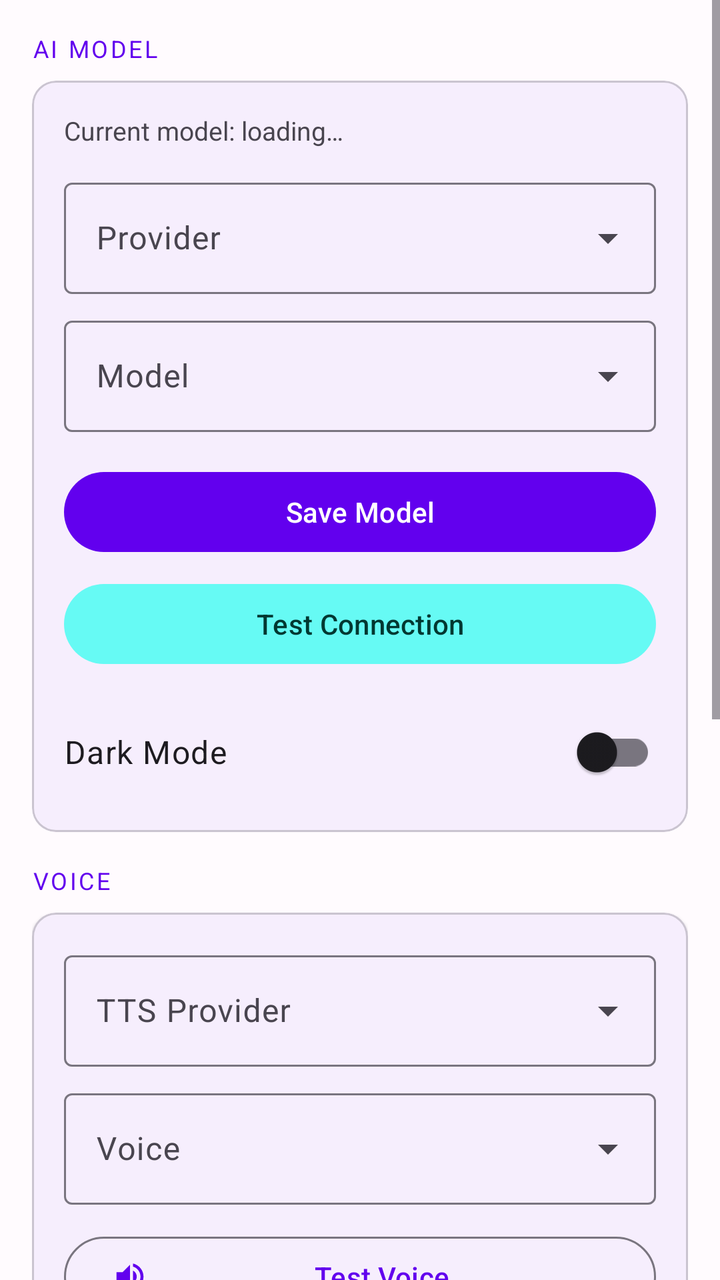
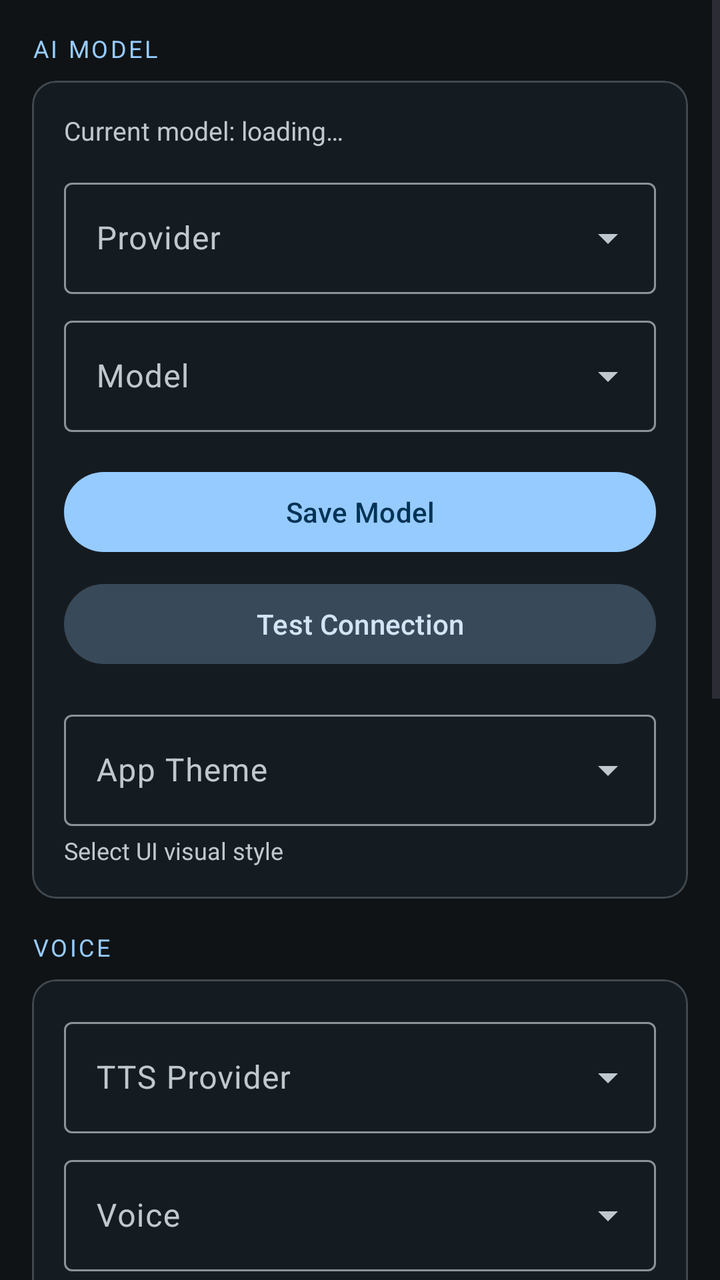

Screens rendered from an Android XML layout before and after an edit, with the pre-edit source and the edit as a unified diff.
<!-- AndroidManifest.xml: application theme Theme.RiverSong -->
<!-- res/layout/fragment_settings.xml -->
<?xml version="1.0" encoding="utf-8"?>
<ScrollView
    xmlns:android="http://schemas.android.com/apk/res/android"
    xmlns:app="http://schemas.android.com/apk/res-auto"
    android:layout_width="match_parent"
    android:layout_height="match_parent"
    android:background="?attr/colorSurface">

    <LinearLayout
        android:layout_width="match_parent"
        android:layout_height="wrap_content"
        android:orientation="vertical"
        android:padding="16dp">

        <TextView
            android:layout_width="match_parent"
            android:layout_height="wrap_content"
            android:text="@string/settings_ai_model"
            android:textSize="12sp"
            android:textAllCaps="true"
            android:textColor="?attr/colorPrimary"
            android:letterSpacing="0.1"
            android:layout_marginBottom="8dp" />

        <com.google.android.material.card.MaterialCardView
            android:layout_width="match_parent"
            android:layout_height="wrap_content"
            app:cardElevation="1dp"
            app:cardCornerRadius="12dp"
            android:layout_marginBottom="16dp">

            <LinearLayout
                android:layout_width="match_parent"
                android:layout_height="wrap_content"
                android:orientation="vertical"
                android:padding="16dp">

                <TextView
                    android:id="@+id/textViewCurrentModel"
                    android:layout_width="match_parent"
                    android:layout_height="wrap_content"
                    android:text="Current model: loading…"
                    android:textSize="13sp"
                    android:textColor="?attr/colorOnSurfaceVariant"
                    android:layout_marginBottom="12dp" />

                <com.google.android.material.textfield.TextInputLayout
                    android:id="@+id/layoutProviderSpinner"
                    style="@style/Widget.Material3.TextInputLayout.OutlinedBox.ExposedDropdownMenu"
                    android:layout_width="match_parent"
                    android:layout_height="wrap_content"
                    android:hint="@string/settings_provider_hint"
                    android:layout_marginBottom="8dp">

                    <AutoCompleteTextView
                        android:id="@+id/spinnerProvider"
                        android:layout_width="match_parent"
                        android:layout_height="wrap_content"
                        android:inputType="none" />

                </com.google.android.material.textfield.TextInputLayout>

                <com.google.android.material.textfield.TextInputLayout
                    android:id="@+id/layoutModelSpinner"
                    style="@style/Widget.Material3.TextInputLayout.OutlinedBox.ExposedDropdownMenu"
                    android:layout_width="match_parent"
                    android:layout_height="wrap_content"
                    android:hint="@string/settings_model_hint"
                    android:layout_marginBottom="16dp">

                    <AutoCompleteTextView
                        android:id="@+id/spinnerModel"
                        android:layout_width="match_parent"
                        android:layout_height="wrap_content"
                        android:inputType="none" />

                </com.google.android.material.textfield.TextInputLayout>

                <com.google.android.material.button.MaterialButton
                    android:id="@+id/buttonSaveModel"
                    android:layout_width="match_parent"
                    android:layout_height="wrap_content"
                    android:text="@string/settings_save_model" />

                <com.google.android.material.button.MaterialButton
                    android:id="@+id/buttonTestConnection"
                    style="@style/Widget.Material3.Button.TonalButton"
                    android:layout_width="match_parent"
                    android:layout_height="wrap_content"
                    android:layout_marginTop="8dp"
                    android:text="@string/settings_test_connection" />

                <com.google.android.material.switchmaterial.SwitchMaterial
                    android:id="@+id/switchDarkMode"
                    android:layout_width="match_parent"
                    android:layout_height="wrap_content"
                    android:layout_marginTop="16dp"
                    android:text="@string/settings_dark_mode"
                    android:textAppearance="?attr/textAppearanceBodyLarge" />

            </LinearLayout>
        </com.google.android.material.card.MaterialCardView>

        
        <TextView
            android:layout_width="match_parent"
            android:layout_height="wrap_content"
            android:text="VOICE"
            android:textSize="12sp"
            android:textAllCaps="true"
            android:textColor="?attr/colorPrimary"
            android:letterSpacing="0.1"
            android:layout_marginBottom="8dp" />

        <com.google.android.material.card.MaterialCardView
            android:layout_width="match_parent"
            android:layout_height="wrap_content"
            app:cardElevation="1dp"
            app:cardCornerRadius="12dp"
            android:layout_marginBottom="16dp">

            <LinearLayout
                android:layout_width="match_parent"
                android:layout_height="wrap_content"
                android:orientation="vertical"
                android:padding="16dp">

                <com.google.android.material.textfield.TextInputLayout
                    style="@style/Widget.Material3.TextInputLayout.OutlinedBox.ExposedDropdownMenu"
                    android:layout_width="match_parent"
                    android:layout_height="wrap_content"
                    android:hint="TTS Provider"
                    android:layout_marginBottom="8dp">
                    <AutoCompleteTextView
                        android:id="@+id/spinnerTtsProvider"
                        android:layout_width="match_parent"
                        android:layout_height="wrap_content"
                        android:inputType="none" />
                </com.google.android.material.textfield.TextInputLayout>

                <com.google.android.material.textfield.TextInputLayout
                    style="@style/Widget.Material3.TextInputLayout.OutlinedBox.ExposedDropdownMenu"
                    android:layout_width="match_parent"
                    android:layout_height="wrap_content"
                    android:hint="Voice"
                    android:layout_marginBottom="12dp">
                    <AutoCompleteTextView
                        android:id="@+id/spinnerVoice"
                        android:layout_width="match_parent"
                        android:layout_height="wrap_content"
                        android:inputType="none" />
                </com.google.android.material.textfield.TextInputLayout>

                <com.google.android.material.button.MaterialButton
                    android:id="@+id/buttonTestVoice"
                    style="@style/Widget.Material3.Button.OutlinedButton"
                    android:layout_width="match_parent"
                    android:layout_height="wrap_content"
                    android:text="Test Voice"
                    app:icon="@drawable/ic_volume_up" />
            </LinearLayout>
        </com.google.android.material.card.MaterialCardView>

        
        <TextView
            android:layout_width="match_parent"
            android:layout_height="wrap_content"
            android:text="MEMORY RETENTION"
            android:textSize="12sp"
            android:textAllCaps="true"
            android:textColor="?attr/colorPrimary"
            android:letterSpacing="0.1"
            android:layout_marginBottom="8dp" />

        <com.google.android.material.card.MaterialCardView
            android:layout_width="match_parent"
            android:layout_height="wrap_content"
            app:cardElevation="1dp"
            app:cardCornerRadius="12dp"
            android:layout_marginBottom="16dp">

            <LinearLayout
                android:layout_width="match_parent"
                android:layout_height="wrap_content"
                android:orientation="vertical"
                android:padding="16dp">

                <RadioGroup
                    android:id="@+id/radioGroupMemoryTtl"
                    android:layout_width="match_parent"
                    android:layout_height="wrap_content"
                    android:orientation="vertical">
                    <RadioButton android:id="@+id/radioTtl7d" android:layout_width="wrap_content" android:layout_height="wrap_content" android:text="7 days" />
                    <RadioButton android:id="@+id/radioTtl30d" android:layout_width="wrap_content" android:layout_height="wrap_content" android:text="30 days" />
                    <RadioButton android:id="@+id/radioTtl90d" android:layout_width="wrap_content" android:layout_height="wrap_content" android:text="90 days" />
                    <RadioButton android:id="@+id/radioTtl1y" android:layout_width="wrap_content" android:layout_height="wrap_content" android:text="1 year" />
                    <RadioButton android:id="@+id/radioTtlForever" android:layout_width="wrap_content" android:layout_height="wrap_content" android:text="Forever" />
                </RadioGroup>

                <com.google.android.material.materialswitch.MaterialSwitch
                    android:id="@+id/switchAutoExtend"
                    android:layout_width="match_parent"
                    android:layout_height="wrap_content"
                    android:layout_marginTop="8dp"
                    android:text="Auto-extend on activity" />

                <com.google.android.material.button.MaterialButton
                    android:id="@+id/buttonSaveMemoryTtl"
                    style="@style/Widget.Material3.Button.OutlinedButton"
                    android:layout_width="match_parent"
                    android:layout_height="wrap_content"
                    android:layout_marginTop="12dp"
                    android:text="Save TTL" />
            </LinearLayout>
        </com.google.android.material.card.MaterialCardView>

        <ProgressBar
            android:id="@+id/progressBarSettings"
            android:layout_width="wrap_content"
            android:layout_height="wrap_content"
            android:layout_gravity="center_horizontal"
            android:visibility="gone" />

    </LinearLayout>
</ScrollView>
<!-- resources referenced by this layout -->
<resources>
  <string name="settings_dark_mode">Dark Mode</string>
  <style name="Theme.RiverSong" parent="Theme.Material3.DayNight.NoActionBar">
          <item name="colorPrimary">@color/river_song_primary</item>
          <item name="colorOnPrimary">@color/river_song_on_primary</item>
          <item name="colorPrimaryContainer">@color/river_song_primary_container</item>
          <item name="colorOnPrimaryContainer">@color/river_song_on_primary_container</item>
  
          <item name="colorSecondary">@color/river_song_secondary</item>
          <item name="colorOnSecondary">@color/river_song_on_secondary</item>
          <item name="colorSecondaryContainer">@color/river_song_secondary_container</item>
          <item name="colorOnSecondaryContainer">@color/river_song_on_secondary_container</item>
  
          <item name="colorTertiary">@color/river_song_tertiary</item>
          <item name="colorOnTertiary">@color/river_song_on_tertiary</item>
          <item name="colorTertiaryContainer">@color/river_song_tertiary_container</item>
          <item name="colorOnTertiaryContainer">@color/river_song_on_tertiary_container</item>
  
          <item name="colorError">@color/river_song_error</item>
          <item name="colorOnError">@color/river_song_on_error</item>
          <item name="colorErrorContainer">@color/river_song_error_container</item>
          <item name="colorOnErrorContainer">@color/river_song_on_error_container</item>
  
          <item name="android:colorBackground">@color/river_song_background</item>
          <item name="colorOnBackground">@color/river_song_on_background</item>
          <item name="colorSurface">@color/river_song_surface</item>
          <item name="colorOnSurface">@color/river_song_on_surface</item>
          <item name="colorSurfaceVariant">@color/river_song_surface_variant</item>
          <item name="colorOnSurfaceVariant">@color/river_song_on_surface_variant</item>
          <item name="colorOutline">@color/river_song_outline</item>
  
          <item name="android:statusBarColor">?attr/colorPrimary</item>
          <item name="android:windowLightStatusBar">true</item>
          <item name="android:navigationBarColor">?attr/colorSurface</item>
      </style>
  <color name="river_song_primary">#6200EE</color>
  <color name="river_song_on_primary">#FFFFFF</color>
  <color name="river_song_primary_container">#BB86FC</color>
  <color name="river_song_on_primary_container">#21005D</color>
  <color name="river_song_secondary">#03DAC6</color>
  <color name="river_song_on_secondary">#000000</color>
  <color name="river_song_secondary_container">#66FAF4</color>
  <color name="river_song_on_secondary_container">#003831</color>
  <color name="river_song_tertiary">#018786</color>
  <color name="river_song_on_tertiary">#FFFFFF</color>
  <color name="river_song_tertiary_container">#A7E7E7</color>
  <color name="river_song_on_tertiary_container">#002C2C</color>
  <color name="river_song_error">#B00020</color>
  <color name="river_song_on_error">#FFFFFF</color>
  <color name="river_song_error_container">#FCD8DF</color>
  <color name="river_song_on_error_container">#410002</color>
  <color name="river_song_background">#F7F2F9</color>
  <color name="river_song_on_background">#1C1B1F</color>
  <color name="river_song_surface">#FFFBFE</color>
  <color name="river_song_on_surface">#1C1B1F</color>
  <color name="river_song_surface_variant">#E7E0EC</color>
  <color name="river_song_on_surface_variant">#49454F</color>
  <color name="river_song_outline">#79757F</color>
  <!-- unchanged entries left out for length: 6 -->
</resources>

<!-- the commit's change to res/layout/fragment_settings.xml (unified diff, before → after) -->
@@ -90,13 +90,29 @@
                     android:layout_marginTop="8dp"
                     android:text="@string/settings_test_connection" />
 
-                <com.google.android.material.switchmaterial.SwitchMaterial
-                    android:id="@+id/switchDarkMode"
-                    android:layout_width="match_parent"
-                    android:layout_height="wrap_content"
-                    android:layout_marginTop="16dp"
-                    android:text="@string/settings_dark_mode"
-                    android:textAppearance="?attr/textAppearanceBodyLarge" />
+                <com.google.android.material.textfield.TextInputLayout
+                    style="@style/Widget.Material3.TextInputLayout.OutlinedBox.ExposedDropdownMenu"
+                    android:layout_width="match_parent"
+                    android:layout_height="wrap_content"
+                    android:hint="App Theme"
+                    android:layout_marginTop="16dp">
+
+                    <AutoCompleteTextView
+                        android:id="@+id/spinnerTheme"
+                        android:layout_width="match_parent"
+                        android:layout_height="wrap_content"
+                        android:inputType="none" />
+
+                </com.google.android.material.textfield.TextInputLayout>
+
+                <TextView
+                    android:id="@+id/textViewThemeDesc"
+                    android:layout_width="match_parent"
+                    android:layout_height="wrap_content"
+                    android:layout_marginTop="4dp"
+                    android:text="Select UI visual style"
+                    android:textSize="12sp"
+                    android:textColor="?attr/colorOnSurfaceVariant" />
 
             </LinearLayout>
         </com.google.android.material.card.MaterialCardView>
<!-- resource entries referenced after the edit -->
@@ -1,62 +1,88 @@
 <!-- resources referenced by this layout -->
 <resources>
-  <string name="settings_dark_mode">Dark Mode</string>
   <style name="Theme.RiverSong" parent="Theme.Material3.DayNight.NoActionBar">
-          <item name="colorPrimary">@color/river_song_primary</item>
-          <item name="colorOnPrimary">@color/river_song_on_primary</item>
-          <item name="colorPrimaryContainer">@color/river_song_primary_container</item>
-          <item name="colorOnPrimaryContainer">@color/river_song_on_primary_container</item>
+          
+          <item name="colorPrimary">@color/rs_blue_primary</item>
+          <item name="colorOnPrimary">@color/rs_blue_on_primary</item>
+          <item name="colorPrimaryContainer">@color/rs_blue_primary_container</item>
+          <item name="colorOnPrimaryContainer">@color/rs_blue_on_primary_container</item>
   
-          <item name="colorSecondary">@color/river_song_secondary</item>
-          <item name="colorOnSecondary">@color/river_song_on_secondary</item>
-          <item name="colorSecondaryContainer">@color/river_song_secondary_container</item>
-          <item name="colorOnSecondaryContainer">@color/river_song_on_secondary_container</item>
+          <item name="colorSecondary">@color/rs_blue_secondary</item>
+          <item name="colorOnSecondary">@color/rs_blue_on_secondary</item>
+          <item name="colorSecondaryContainer">@color/rs_blue_secondary_container</item>
+          <item name="colorOnSecondaryContainer">@color/rs_blue_on_secondary_container</item>
   
-          <item name="colorTertiary">@color/river_song_tertiary</item>
-          <item name="colorOnTertiary">@color/river_song_on_tertiary</item>
-          <item name="colorTertiaryContainer">@color/river_song_tertiary_container</item>
-          <item name="colorOnTertiaryContainer">@color/river_song_on_tertiary_container</item>
+          <item name="colorTertiary">@color/rs_blue_tertiary</item>
+          <item name="colorOnTertiary">@color/rs_blue_on_tertiary</item>
+          <item name="colorTertiaryContainer">@color/rs_blue_tertiary_container</item>
+          <item name="colorOnTertiaryContainer">@color/rs_blue_on_tertiary_container</item>
   
-          <item name="colorError">@color/river_song_error</item>
-          <item name="colorOnError">@color/river_song_on_error</item>
-          <item name="colorErrorContainer">@color/river_song_error_container</item>
-          <item name="colorOnErrorContainer">@color/river_song_on_error_container</item>
+          <item name="colorError">@color/rs_blue_error</item>
+          <item name="colorOnError">@color/rs_blue_on_error</item>
+          <item name="colorErrorContainer">@color/rs_blue_error_container</item>
+          <item name="colorOnErrorContainer">@color/rs_blue_on_error_container</item>
   
-          <item name="android:colorBackground">@color/river_song_background</item>
-          <item name="colorOnBackground">@color/river_song_on_background</item>
-          <item name="colorSurface">@color/river_song_surface</item>
-          <item name="colorOnSurface">@color/river_song_on_surface</item>
-          <item name="colorSurfaceVariant">@color/river_song_surface_variant</item>
-          <item name="colorOnSurfaceVariant">@color/river_song_on_surface_variant</item>
-          <item name="colorOutline">@color/river_song_outline</item>
+          <item name="android:colorBackground">@color/rs_blue_background</item>
+          <item name="colorOnBackground">@color/rs_blue_on_surface</item>
+          <item name="colorSurface">@color/rs_blue_surface</item>
+          <item name="colorOnSurface">@color/rs_blue_on_surface</item>
+          <item name="colorSurfaceVariant">@color/rs_blue_surface_variant</item>
+          <item name="colorOnSurfaceVariant">@color/rs_blue_on_surface_variant</item>
+          <item name="colorOutline">@color/rs_blue_outline</item>
+          <item name="colorOutlineVariant">@color/rs_blue_outline_variant</item>
+          <item name="colorWarning">@color/rs_blue_warn</item>
   
-          <item name="android:statusBarColor">?attr/colorPrimary</item>
-          <item name="android:windowLightStatusBar">true</item>
+          <item name="android:statusBarColor">?attr/colorSurface</item>
+          <item name="android:windowLightStatusBar">false</item>
           <item name="android:navigationBarColor">?attr/colorSurface</item>
+  
+          
+          
+          <item name="shapeAppearanceCornerExtraSmall">@style/ShapeAppearance.RiverSong.XS</item>
+          <item name="shapeAppearanceCornerSmall">@style/ShapeAppearance.RiverSong.SM</item>
+          <item name="shapeAppearanceCornerMedium">@style/ShapeAppearance.RiverSong.MD</item>
+          <item name="shapeAppearanceCornerLarge">@style/ShapeAppearance.RiverSong.LG</item>
+          <item name="shapeAppearanceCornerExtraLarge">@style/ShapeAppearance.RiverSong.XL</item>
       </style>
-  <color name="river_song_primary">#6200EE</color>
-  <color name="river_song_on_primary">#FFFFFF</color>
-  <color name="river_song_primary_container">#BB86FC</color>
-  <color name="river_song_on_primary_container">#21005D</color>
-  <color name="river_song_secondary">#03DAC6</color>
-  <color name="river_song_on_secondary">#000000</color>
-  <color name="river_song_secondary_container">#66FAF4</color>
-  <color name="river_song_on_secondary_container">#003831</color>
-  <color name="river_song_tertiary">#018786</color>
-  <color name="river_song_on_tertiary">#FFFFFF</color>
-  <color name="river_song_tertiary_container">#A7E7E7</color>
-  <color name="river_song_on_tertiary_container">#002C2C</color>
-  <color name="river_song_error">#B00020</color>
-  <color name="river_song_on_error">#FFFFFF</color>
-  <color name="river_song_error_container">#FCD8DF</color>
-  <color name="river_song_on_error_container">#410002</color>
-  <color name="river_song_background">#F7F2F9</color>
-  <color name="river_song_on_background">#1C1B1F</color>
-  <color name="river_song_surface">#FFFBFE</color>
-  <color name="river_song_on_surface">#1C1B1F</color>
-  <color name="river_song_surface_variant">#E7E0EC</color>
-  <color name="river_song_on_surface_variant">#49454F</color>
-  <color name="river_song_outline">#79757F</color>
+  <color name="rs_blue_primary">#96CBFF</color>
+  <color name="rs_blue_on_primary">#003354</color>
+  <color name="rs_blue_primary_container">#004A77</color>
+  <color name="rs_blue_on_primary_container">#CAE6FF</color>
+  <color name="rs_blue_secondary">#B6C9D9</color>
+  <color name="rs_blue_on_secondary">#213242</color>
+  <color name="rs_blue_secondary_container">#384959</color>
+  <color name="rs_blue_on_secondary_container">#D2E5F5</color>
+  <color name="rs_blue_tertiary">#D9BBFF</color>
+  <color name="rs_blue_on_tertiary">#3E1F77</color>
+  <color name="rs_blue_tertiary_container">#55368F</color>
+  <color name="rs_blue_on_tertiary_container">#EEDCFF</color>
+  <color name="rs_blue_error">#FFB4AB</color>
+  <color name="rs_blue_on_error">#690005</color>
+  <color name="rs_blue_error_container">#93000A</color>
+  <color name="rs_blue_on_error_container">#FFDAD6</color>
+  <color name="rs_blue_background">#0F1316</color>
+  <color name="rs_blue_on_surface">#DEE4E9</color>
+  <color name="rs_blue_surface">#0F1316</color>
+  <color name="rs_blue_surface_variant">#1B2023</color>
+  <color name="rs_blue_on_surface_variant">#BFC8CE</color>
+  <color name="rs_blue_outline">#899398</color>
+  <color name="rs_blue_outline_variant">#40484E</color>
+  <color name="rs_blue_warn">#FFB86C</color>
+  <style name="ShapeAppearance.RiverSong.XS" parent="">
+          <item name="cornerSize">4dp</item>
+      </style>
+  <style name="ShapeAppearance.RiverSong.SM" parent="">
+          <item name="cornerSize">8dp</item>
+      </style>
+  <style name="ShapeAppearance.RiverSong.MD" parent="">
+          <item name="cornerSize">12dp</item>
+      </style>
+  <style name="ShapeAppearance.RiverSong.LG" parent="">
+          <item name="cornerSize">16dp</item>
+      </style>
+  <style name="ShapeAppearance.RiverSong.XL" parent="">
+          <item name="cornerSize">20dp</item>
+      </style>
   <!-- unchanged entries left out for length: 6 -->
 </resources>
 
